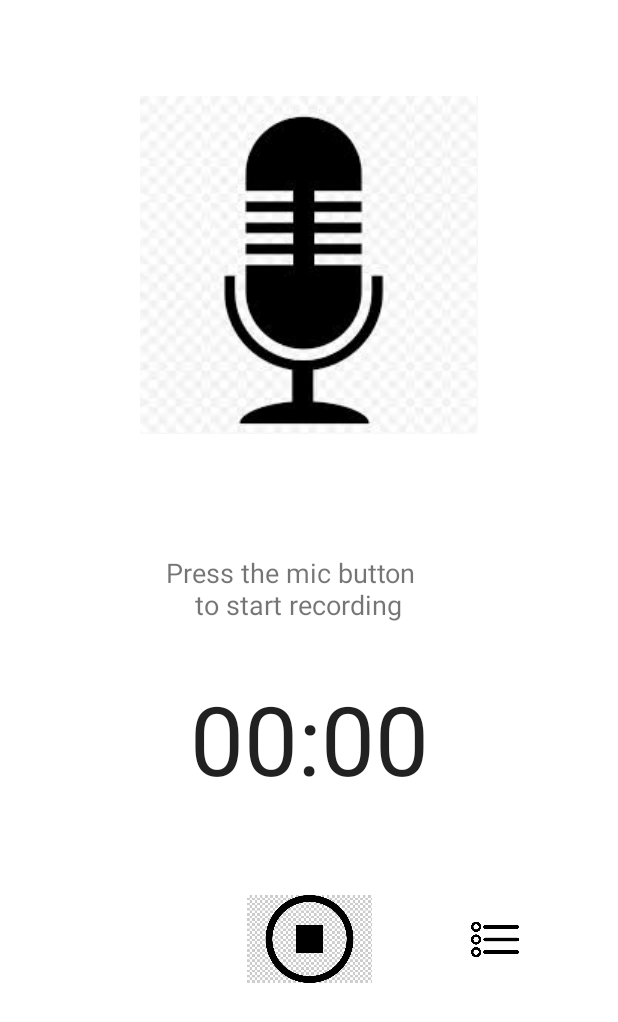
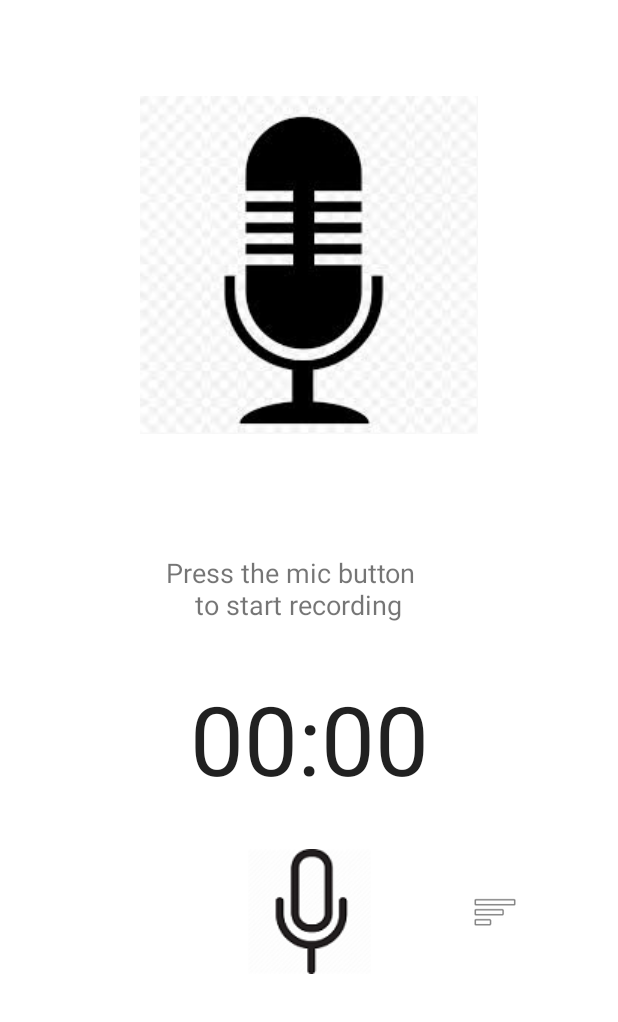
Before and after one commit to ITAppCPMProject/SpeechToText, an Android app: the layout fragment_record.xml on its own in the app's theme, with its tools: preview values and no code run, on a phone screen of 412 x 824 dp. Shown: the top 1022 px of the screen. Run offline under Robolectric (Android 15) with nearby library versions, the phone set to English and light mode, and no system bars.

Commit message:
3/7 added animations updated recordFragment

```diff
--- a/app/src/main/java/com/example/itapp/MainActivity.java
+++ b/app/src/main/java/com/example/itapp/MainActivity.java
@@ -59,7 +59,7 @@ public class MainActivity extends AppCompatActivity {
         btn_goToRecord.setOnClickListener(new View.OnClickListener() {
             @Override
             public void onClick(View v) {
-                Intent intent = new Intent(MainActivity.this, RecordActivity.class);
+                Intent intent = new Intent(MainActivity.this, Main2Activity.class);
                 startActivity(intent);
             }
         });
--- a/app/src/main/res/layout/fragment_audio_list.xml
+++ b/app/src/main/res/layout/fragment_audio_list.xml
@@ -3,7 +3,9 @@
     xmlns:tools="http://schemas.android.com/tools"
     android:layout_width="match_parent"
     android:layout_height="match_parent"
-    tools:context=".AudioListFragment">
+    tools:context=".AudioListFragment"
+    android:background="@color/white"
+    >
 
     <androidx.recyclerview.widget.RecyclerView
         android:id="@+id/audio_list_view"
--- a/app/src/main/res/layout/fragment_record.xml
+++ b/app/src/main/res/layout/fragment_record.xml
@@ -45,28 +45,31 @@
 
     </Chronometer>
 
-    <ImageView
-        android:id="@+id/record_button"
-        android:layout_width="83dp"
-        android:layout_height="145dp"
-        android:layout_marginTop="128dp"
-        android:src="@drawable/record_btn_stopped"
+    <ImageButton
+        android:id="@+id/record_btn"
+        android:layout_width="82dp"
+        android:layout_height="100dp"
+        android:layout_marginTop="132dp"
+        android:background="@color/white"
+        android:src="@drawable/record_btn_recording"
         app:layout_constraintEnd_toEndOf="parent"
         app:layout_constraintStart_toStartOf="parent"
-        app:layout_constraintTop_toBottomOf="@+id/record_filename">
+        app:layout_constraintTop_toBottomOf="@+id/record_filename"
+        tools:src="@drawable/record_btn_recording">
 
-    </ImageView>
+    </ImageButton>
 
-    <ImageView
+    <ImageButton
         android:id="@+id/record_list_btn"
         android:layout_width="64dp"
         android:layout_height="87dp"
+        android:background="@color/white"
         android:padding="16dp"
-        android:src="@drawable/recorder_list_btn"
-        app:layout_constraintBottom_toBottomOf="@+id/record_button"
+        android:src="@android:drawable/ic_menu_sort_by_size"
+        app:layout_constraintBottom_toBottomOf="@+id/record_btn"
         app:layout_constraintEnd_toEndOf="parent"
-        app:layout_constraintStart_toEndOf="@+id/record_button"
-        app:layout_constraintTop_toTopOf="@+id/record_button">
+        app:layout_constraintStart_toEndOf="@+id/record_btn"
+        app:layout_constraintTop_toTopOf="@+id/record_btn">
 
-    </ImageView>
+    </ImageButton>
 </androidx.constraintlayout.widget.ConstraintLayout>
--- a/app/src/main/res/navigation/nav_graph.xml
+++ b/app/src/main/res/navigation/nav_graph.xml
@@ -12,7 +12,10 @@
         tools:layout="@layout/fragment_record" >
         <action
             android:id="@+id/action_recordFragment_to_audioListFragment"
-            app:destination="@id/audioListFragment" />
+            app:destination="@id/audioListFragment"
+            app:exitAnim="@anim/fade_out"
+            app:enterAnim="@anim/slide_in"
+            />
     </fragment>
     <fragment
         android:id="@+id/audioListFragment"
```
Also changed, not shown: app/src/main/java/com/example/itapp/RecordFragment.java (+21 -1 lines), app/src/main/res/anim/fade_in.xml (added, +14 -0 lines), app/src/main/res/anim/fade_out.xml (added, +15 -0 lines), app/src/main/res/anim/slide_in.xml (added, +9 -0 lines), app/src/main/res/anim/slide_out.xml (added, +8 -0 lines), app/src/main/res/layout/activity_main2.xml (+4 -3 lines), app/src/main/res/layout/player_sheet.xml (+12 -9 lines), app/src/main/res/drawable/record_btn_recording.png, app/src/main/res/drawable/record_btn_stopped.png.
